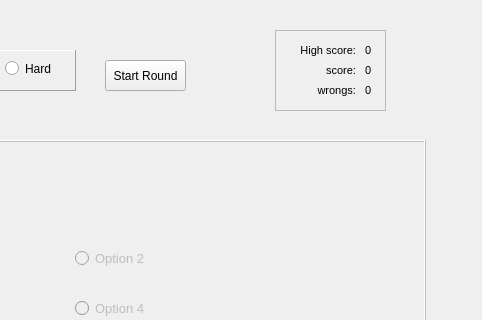
This is survival_form.ui in LaughingKratos/Final_Project as Qt 5 draws it before an edit; both pictures show x 325 to 807 and y 0 to 320 of the 807 by 416 pixel window. The edited form follows.
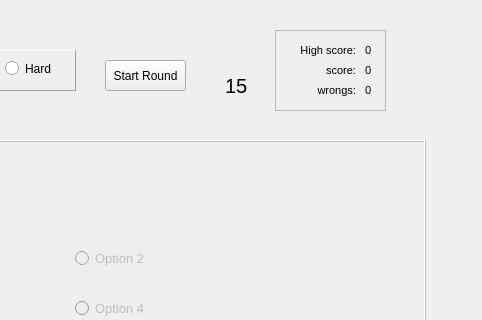
This is the edited form.

The edit to the form file:
```diff
--- a/survival_form.ui
+++ b/survival_form.ui
@@ -432,6 +432,25 @@
     <set>Qt::AlignCenter</set>
    </property>
   </widget>
+  <widget class="QLabel" name="label">
+   <property name="geometry">
+    <rect>
+     <x>550</x>
+     <y>70</y>
+     <width>31</width>
+     <height>31</height>
+    </rect>
+   </property>
+   <property name="font">
+    <font>
+     <family>Arial</family>
+     <pointsize>15</pointsize>
+    </font>
+   </property>
+   <property name="text">
+    <string>15</string>
+   </property>
+  </widget>
  </widget>
  <resources/>
  <connections/>
```
